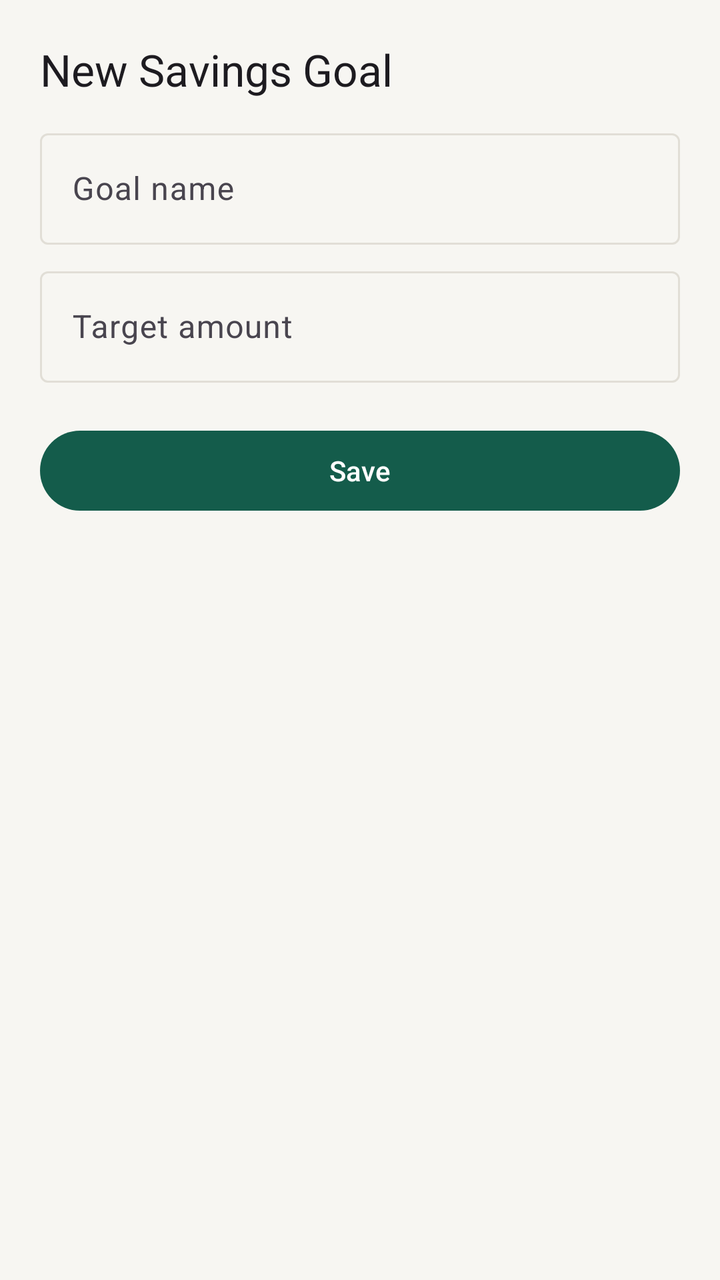
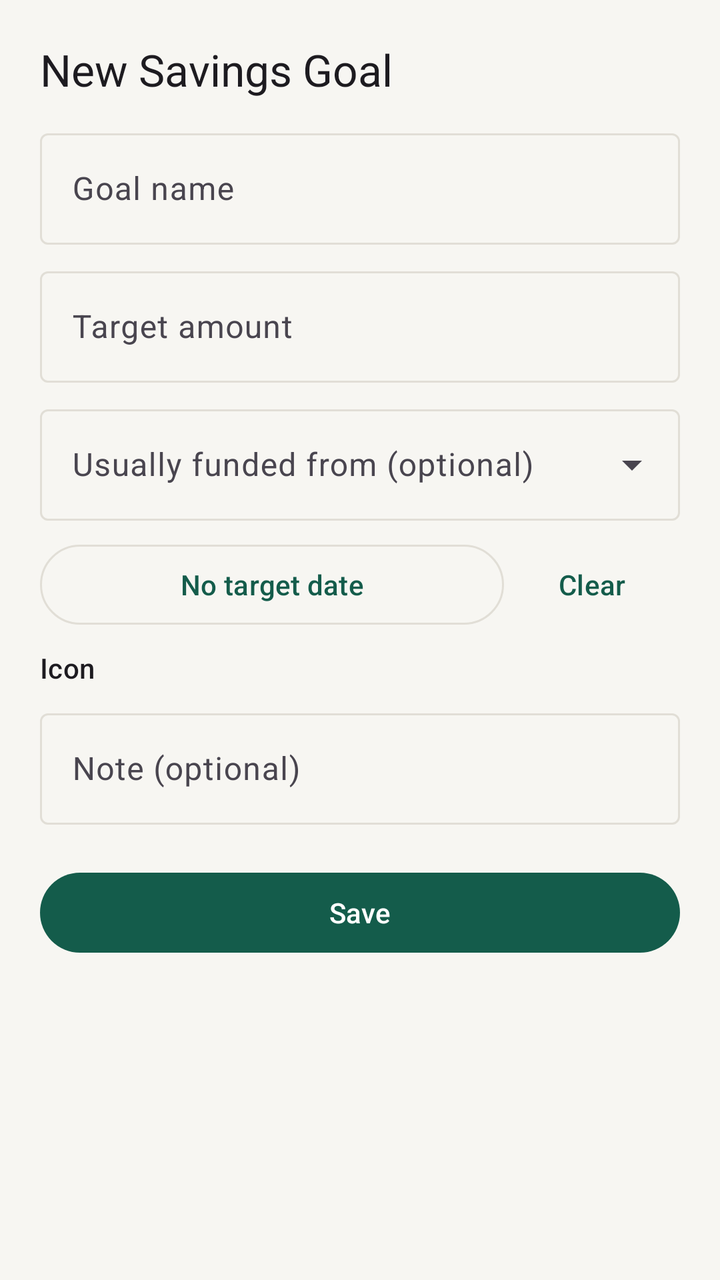

An Android layout rendered at two revisions. The XML below is the earlier revision; the diff shows what the commit changed to produce the second picture.
<!-- AndroidManifest.xml: application theme Theme.Hisab -->
<!-- res/layout/fragment_create_goal.xml -->
<?xml version="1.0" encoding="utf-8"?>
<LinearLayout xmlns:android="http://schemas.android.com/apk/res/android"
    android:layout_width="match_parent"
    android:layout_height="wrap_content"
    android:orientation="vertical"
    android:padding="@dimen/spacing_lg">

    <TextView
        android:layout_width="wrap_content"
        android:layout_height="wrap_content"
        android:text="@string/create_goal_title"
        android:textAppearance="?attr/textAppearanceTitleLarge" />

    <com.google.android.material.textfield.TextInputLayout
        android:layout_width="match_parent"
        android:layout_height="wrap_content"
        android:layout_marginTop="@dimen/spacing_md"
        android:hint="@string/hint_goal_name">

        <com.google.android.material.textfield.TextInputEditText
            android:id="@+id/nameInput"
            android:layout_width="match_parent"
            android:layout_height="wrap_content" />
    </com.google.android.material.textfield.TextInputLayout>

    <com.google.android.material.textfield.TextInputLayout
        android:layout_width="match_parent"
        android:layout_height="wrap_content"
        android:layout_marginTop="@dimen/spacing_sm"
        android:hint="@string/hint_target_amount">

        <com.google.android.material.textfield.TextInputEditText
            android:id="@+id/targetInput"
            android:layout_width="match_parent"
            android:layout_height="wrap_content"
            android:inputType="numberDecimal" />
    </com.google.android.material.textfield.TextInputLayout>

    <com.google.android.material.button.MaterialButton
        android:id="@+id/saveButton"
        android:layout_width="match_parent"
        android:layout_height="wrap_content"
        android:layout_marginTop="@dimen/spacing_lg"
        android:text="@string/action_save" />

</LinearLayout>
<!-- resources referenced by this layout -->
<resources>
  <dimen name="spacing_lg">20dp</dimen>
  <dimen name="spacing_md">12dp</dimen>
  <dimen name="spacing_sm">8dp</dimen>
  <string name="action_save">Save</string>
  <string name="create_goal_title">New Savings Goal</string>
  <string name="hint_goal_name">Goal name</string>
  <string name="hint_target_amount">Target amount</string>
  <style name="Theme.Hisab" parent="Theme.Material3.DayNight.NoActionBar">
          <item name="colorPrimary">@color/color_primary</item>
          <item name="colorOnPrimary">@color/color_on_primary</item>
          <item name="colorPrimaryVariant">@color/color_primary_variant</item>
          <item name="colorSecondary">@color/color_secondary</item>
          <item name="colorOnSecondary">@color/color_on_secondary</item>
          <item name="android:colorBackground">@color/color_background</item>
          <item name="colorSurface">@color/color_surface</item>
          <item name="colorOnSurface">@color/color_on_surface</item>
          <item name="colorOutline">@color/color_outline</item>
          <item name="android:statusBarColor">@color/color_primary</item>
          <item name="android:windowLightStatusBar" tools:targetApi="m">false</item>
      </style>
  <color name="color_primary">#145C4B</color>
  <color name="color_on_primary">#FFFFFF</color>
  <color name="color_primary_variant">#0D3F34</color>
  <color name="color_secondary">#D9A441</color>
  <color name="color_on_secondary">#241A00</color>
  <color name="color_background">#F7F6F2</color>
  <color name="color_surface">#FFFFFF</color>
  <color name="color_on_surface">#1B1F1E</color>
  <color name="color_outline">#E1DED6</color>
</resources>

<!-- the commit's change to res/layout/fragment_create_goal.xml (unified diff, before → after) -->
@@ -1,46 +1,124 @@
 <?xml version="1.0" encoding="utf-8"?>
-<LinearLayout xmlns:android="http://schemas.android.com/apk/res/android"
+<ScrollView xmlns:android="http://schemas.android.com/apk/res/android"
     android:layout_width="match_parent"
-    android:layout_height="wrap_content"
-    android:orientation="vertical"
-    android:padding="@dimen/spacing_lg">
+    android:layout_height="wrap_content">
 
-    <TextView
-        android:layout_width="wrap_content"
-        android:layout_height="wrap_content"
-        android:text="@string/create_goal_title"
-        android:textAppearance="?attr/textAppearanceTitleLarge" />
-
-    <com.google.android.material.textfield.TextInputLayout
+    <LinearLayout
         android:layout_width="match_parent"
         android:layout_height="wrap_content"
-        android:layout_marginTop="@dimen/spacing_md"
-        android:hint="@string/hint_goal_name">
+        android:orientation="vertical"
+        android:padding="@dimen/spacing_lg">
 
-        <com.google.android.material.textfield.TextInputEditText
-            android:id="@+id/nameInput"
-            android:layout_width="match_parent"
-            android:layout_height="wrap_content" />
-    </com.google.android.material.textfield.TextInputLayout>
+        <TextView
+            android:id="@+id/sheetTitle"
+            android:layout_width="wrap_content"
+            android:layout_height="wrap_content"
+            android:text="@string/create_goal_title"
+            android:textAppearance="?attr/textAppearanceTitleLarge" />
 
-    <com.google.android.material.textfield.TextInputLayout
-        android:layout_width="match_parent"
-        android:layout_height="wrap_content"
-        android:layout_marginTop="@dimen/spacing_sm"
-        android:hint="@string/hint_target_amount">
-
-        <com.google.android.material.textfield.TextInputEditText
-            android:id="@+id/targetInput"
+        <com.google.android.material.textfield.TextInputLayout
             android:layout_width="match_parent"
             android:layout_height="wrap_content"
-            android:inputType="numberDecimal" />
-    </com.google.android.material.textfield.TextInputLayout>
+            android:layout_marginTop="@dimen/spacing_md"
+            android:hint="@string/hint_goal_name">
 
-    <com.google.android.material.button.MaterialButton
-        android:id="@+id/saveButton"
-        android:layout_width="match_parent"
-        android:layout_height="wrap_content"
-        android:layout_marginTop="@dimen/spacing_lg"
-        android:text="@string/action_save" />
+            <com.google.android.material.textfield.TextInputEditText
+                android:id="@+id/nameInput"
+                android:layout_width="match_parent"
+                android:layout_height="wrap_content"
+                android:inputType="textCapSentences"
+                android:maxLength="60" />
+        </com.google.android.material.textfield.TextInputLayout>
 
-</LinearLayout>
+        <com.google.android.material.textfield.TextInputLayout
+            android:layout_width="match_parent"
+            android:layout_height="wrap_content"
+            android:layout_marginTop="@dimen/spacing_sm"
+            android:hint="@string/hint_target_amount">
+
+            <com.google.android.material.textfield.TextInputEditText
+                android:id="@+id/targetInput"
+                android:layout_width="match_parent"
+                android:layout_height="wrap_content"
+                android:inputType="numberDecimal" />
+        </com.google.android.material.textfield.TextInputLayout>
+
+        <com.google.android.material.textfield.TextInputLayout
+            style="@style/Widget.Material3.TextInputLayout.OutlinedBox.ExposedDropdownMenu"
+            android:layout_width="match_parent"
+            android:layout_height="wrap_content"
+            android:layout_marginTop="@dimen/spacing_sm"
+            android:hint="@string/goal_default_account_hint">
+
+            <com.google.android.material.textfield.MaterialAutoCompleteTextView
+                android:id="@+id/accountInput"
+                android:layout_width="match_parent"
+                android:layout_height="wrap_content"
+                android:inputType="none" />
+        </com.google.android.material.textfield.TextInputLayout>
+
+        <LinearLayout
+            android:layout_width="match_parent"
+            android:layout_height="wrap_content"
+            android:layout_marginTop="@dimen/spacing_sm"
+            android:orientation="horizontal">
+
+            <com.google.android.material.button.MaterialButton
+                android:id="@+id/dateButton"
+                style="@style/Widget.Material3.Button.OutlinedButton"
+                android:layout_width="0dp"
+                android:layout_height="wrap_content"
+                android:layout_weight="1"
+                android:text="@string/goal_no_target_date" />
+
+            <com.google.android.material.button.MaterialButton
+                android:id="@+id/clearDateButton"
+                style="@style/Widget.Material3.Button.TextButton"
+                android:layout_width="wrap_content"
+                android:layout_height="wrap_content"
+                android:text="@string/goal_clear_date" />
+        </LinearLayout>
+
+        <TextView
+            android:layout_width="wrap_content"
+            android:layout_height="wrap_content"
+            android:layout_marginTop="@dimen/spacing_sm"
+            android:text="@string/goal_icon_label"
+            android:textAppearance="?attr/textAppearanceLabelLarge" />
+
+        <HorizontalScrollView
+            android:layout_width="match_parent"
+            android:layout_height="wrap_content"
+            android:scrollbars="none">
+
+            <com.google.android.material.chip.ChipGroup
+                android:id="@+id/iconGroup"
+                android:layout_width="wrap_content"
+                android:layout_height="wrap_content"
+                app:singleLine="true"
+                app:singleSelection="true"
+                xmlns:app="http://schemas.android.com/apk/res-auto" />
+        </HorizontalScrollView>
+
+        <com.google.android.material.textfield.TextInputLayout
+            android:layout_width="match_parent"
+            android:layout_height="wrap_content"
+            android:layout_marginTop="@dimen/spacing_sm"
+            android:hint="@string/goal_note_hint">
+
+            <com.google.android.material.textfield.TextInputEditText
+                android:id="@+id/noteInput"
+                android:layout_width="match_parent"
+                android:layout_height="wrap_content"
+                android:inputType="textCapSentences|textMultiLine"
+                android:maxLength="200" />
+        </com.google.android.material.textfield.TextInputLayout>
+
+        <com.google.android.material.button.MaterialButton
+            android:id="@+id/saveButton"
+            android:layout_width="match_parent"
+            android:layout_height="wrap_content"
+            android:layout_marginTop="@dimen/spacing_lg"
+            android:text="@string/action_save" />
+    </LinearLayout>
+</ScrollView>
<!-- resource entries referenced after the edit -->
@@ -5,6 +5,11 @@
   <dimen name="spacing_sm">8dp</dimen>
   <string name="action_save">Save</string>
   <string name="create_goal_title">New Savings Goal</string>
+  <string name="goal_clear_date">Clear</string>
+  <string name="goal_default_account_hint">Usually funded from (optional)</string>
+  <string name="goal_icon_label">Icon</string>
+  <string name="goal_no_target_date">No target date</string>
+  <string name="goal_note_hint">Note (optional)</string>
   <string name="hint_goal_name">Goal name</string>
   <string name="hint_target_amount">Target amount</string>
   <style name="Theme.Hisab" parent="Theme.Material3.DayNight.NoActionBar">
